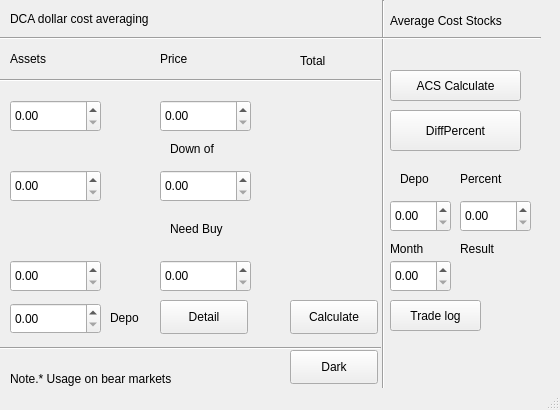
Old version of the form common/mainwindow.ui in the repository silverstringer/ssm.
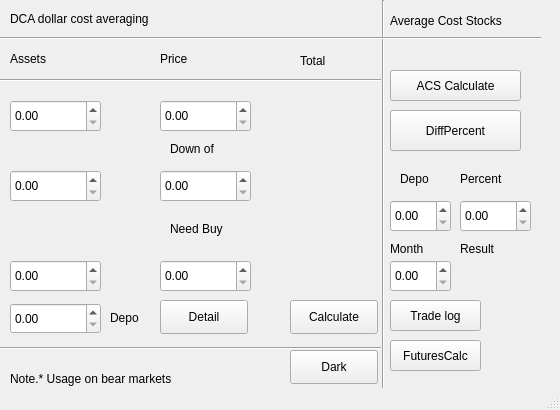
New version of the form.

Commit message: add future calc

```diff
--- a/common/mainwindow.ui
+++ b/common/mainwindow.ui
@@ -478,6 +478,19 @@
      <string>Trade log</string>
     </property>
    </widget>
+   <widget class="QPushButton" name="btnFuturesCalc">
+    <property name="geometry">
+     <rect>
+      <x>390</x>
+      <y>340</y>
+      <width>91</width>
+      <height>31</height>
+     </rect>
+    </property>
+    <property name="text">
+     <string>FuturesCalc</string>
+    </property>
+   </widget>
   </widget>
   <widget class="QStatusBar" name="statusBar"/>
  </widget>
```
The commit also changes 15 other files.
